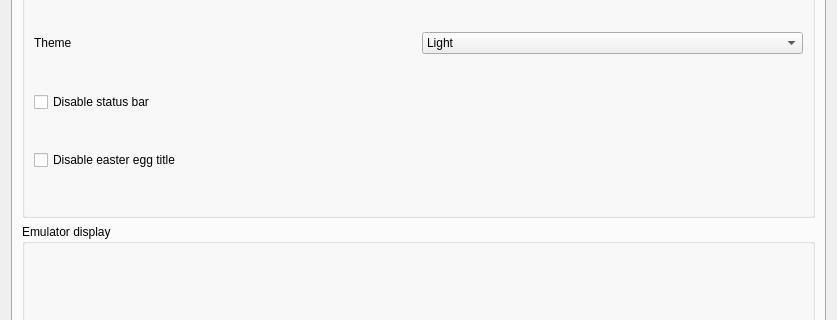
The window that src/emu/qt/src/settings_dialog.ui (EKA2L1/EKA2L1) describes before a commit, drawn with Qt 5; both pictures show x 0 to 837 and y 135 to 455 of the 837 by 866 pixel window.
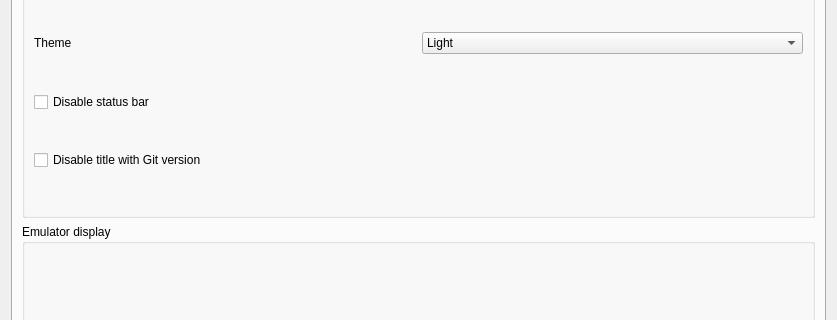
The same window after the commit. The open tabs and pages were chosen to show the change.

Commit message: qt: Remove easter egg title and fix enable updater macro

Patch:
```diff
--- a/src/emu/qt/src/settings_dialog.ui
+++ b/src/emu/qt/src/settings_dialog.ui
@@ -594,7 +594,7 @@
              <string/>
             </property>
             <property name="text">
-             <string>Disable easter egg title</string>
+             <string>Disable title with Git version</string>
             </property>
            </widget>
           </item>
```
The commit also changes 3 other files.
